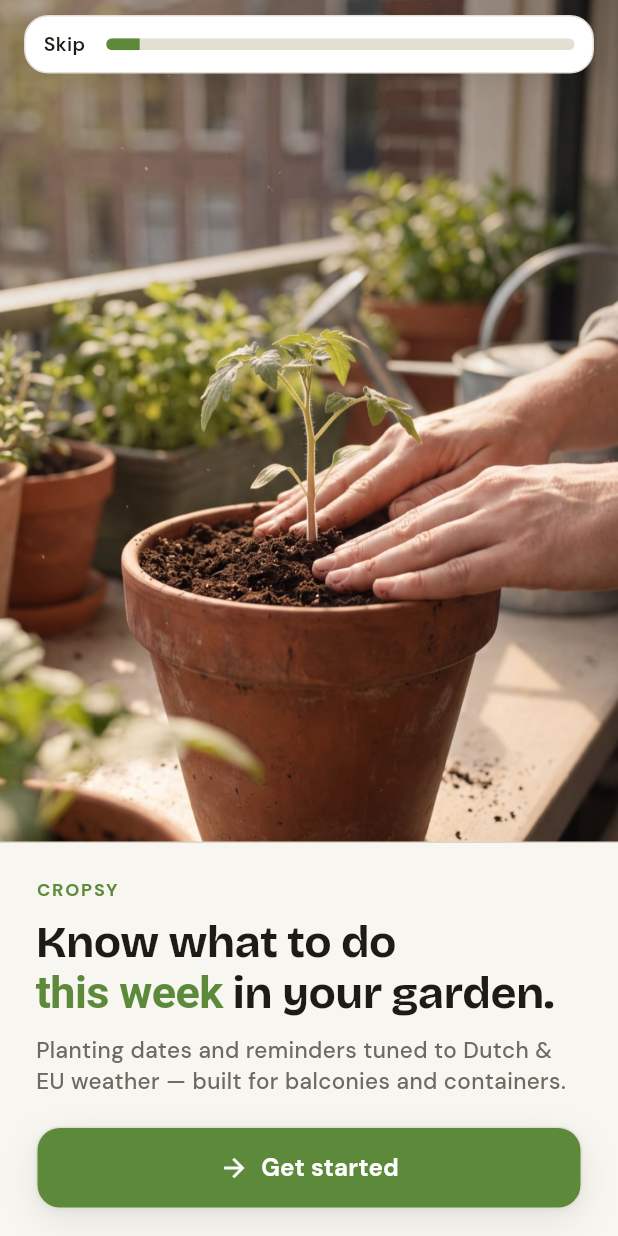
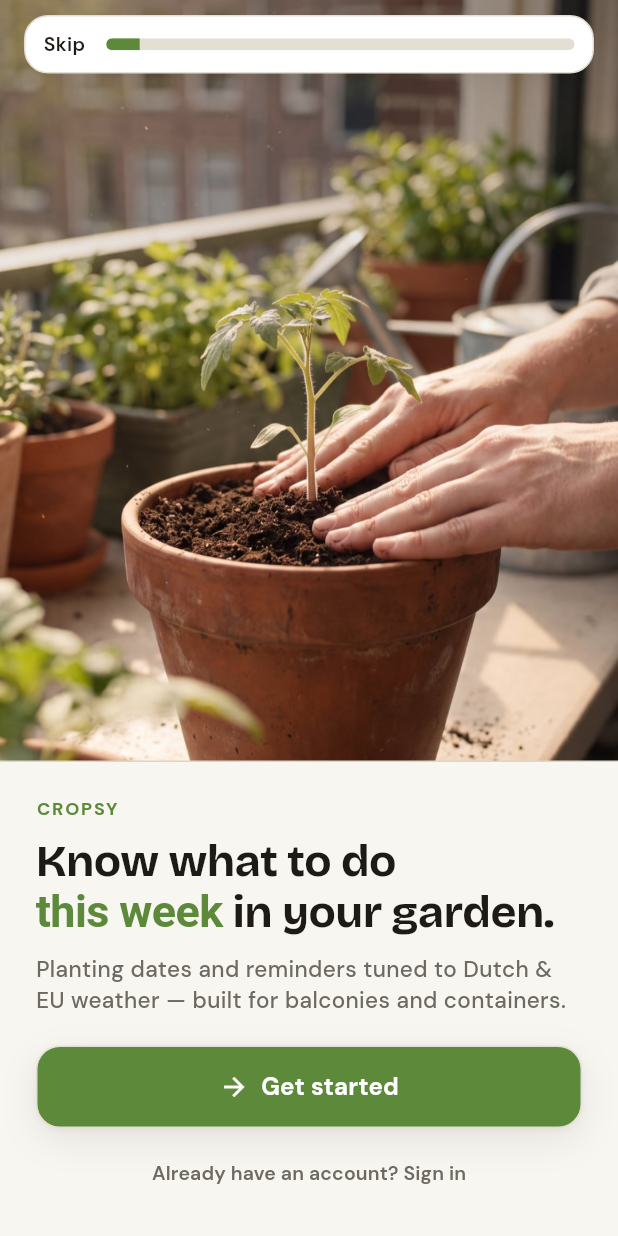
Before and after one commit to NeilAlvn/cropsy-mobile, a Flutter app: the screen it shows after launch, on a phone screen of 412 x 824 dp. Run offline on Flutter 3.47's test engine with Material 3 defaults, Android fonts, the phone set to English and light mode, and no system bars; our stand-ins replace drift, flutter_local_notifications, geolocator, google_fonts, image_picker, supabase_flutter and 2 more; accounts and stored records are empty; generated files the repository leaves out were written again.

Commit message:
Onboarding: sign-in entry for reinstalls; root re-gates once a synced garden arrives
Co-Authored-By: Claude Fable 5.1 <noreply@anthropic.com>

```diff
--- a/lib/features/onboarding/hero_page.dart
+++ b/lib/features/onboarding/hero_page.dart
@@ -150,7 +150,7 @@ class _HeroPageState extends State<HeroPage> {
                     Center(
                       child: TextButton(
                         onPressed: widget.onSkip,
-                        child: Text('Skip — explore a demo garden',
+                        child: Text('Already have an account? Sign in',
                             style: AppText.label(context,
                                 color: AppColors.muted)),
                       ),
--- a/lib/features/onboarding/onboarding_screen.dart
+++ b/lib/features/onboarding/onboarding_screen.dart
@@ -21,6 +21,7 @@ import '../../notifications/reminders.dart';
 import '../../timing/types.dart';
 import '../location/frost_lookup.dart';
 import '../repository_scope.dart';
+import '../settings/settings_screen.dart';
 import 'hero_page.dart';
 
 class OnboardingScreen extends StatefulWidget {
@@ -142,6 +143,8 @@ class _OnboardingScreenState extends State<OnboardingScreen> {
         subtitle: 'Planting dates and reminders tuned to Dutch & EU weather — built for balconies and containers.',
         buttonLabel: 'Get started',
         onNext: _next,
+        // Reinstall path: sign in, sync pulls the garden, the root re-gates.
+        onSkip: () => Navigator.of(context).push(MaterialPageRoute(builder: (_) => const SettingsScreen())),
       ),
       _Step(
         onNext: _next,
--- a/lib/main.dart
+++ b/lib/main.dart
@@ -91,9 +91,11 @@ class _RootState extends State<_Root> {
   @override
   void didChangeDependencies() {
     super.didChangeDependencies();
-    if (_hasGarden == null) {
+    // Runs on every repository change too: after a sign-in sync pulls a
+    // garden, onboarding gives way to the app without a restart.
+    if (_hasGarden != true) {
       RepositoryScope.of(context).hasGarden().then((v) {
-        if (mounted) setState(() => _hasGarden = v);
+        if (mounted && v != _hasGarden) setState(() => _hasGarden = v);
       });
     }
   }
```
